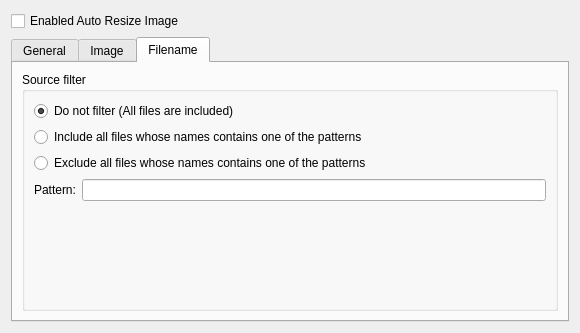
KDE/kdepim, file messagecomposer/imagescaling/imagescalingwidget.ui: the form before one commit.
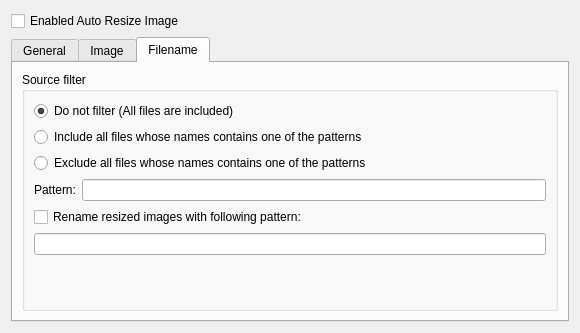
The form after the commit. The open tabs and pages were chosen to show the change. Custom widgets are drawn as their Qt base class.

Commit message: Start to implement rename resized image

What changed in the file:
```diff
--- a/messagecomposer/imagescaling/imagescalingwidget.ui
+++ b/messagecomposer/imagescaling/imagescalingwidget.ui
@@ -311,6 +311,16 @@
             </item>
            </layout>
           </item>
+          <item>
+           <widget class="QCheckBox" name="renameResizedImage">
+            <property name="text">
+             <string>Rename resized images with following pattern:</string>
+            </property>
+           </widget>
+          </item>
+          <item>
+           <widget class="QLineEdit" name="renameResizedImagePattern"/>
+          </item>
           <item>
            <spacer name="verticalSpacer_3">
             <property name="orientation">
```
